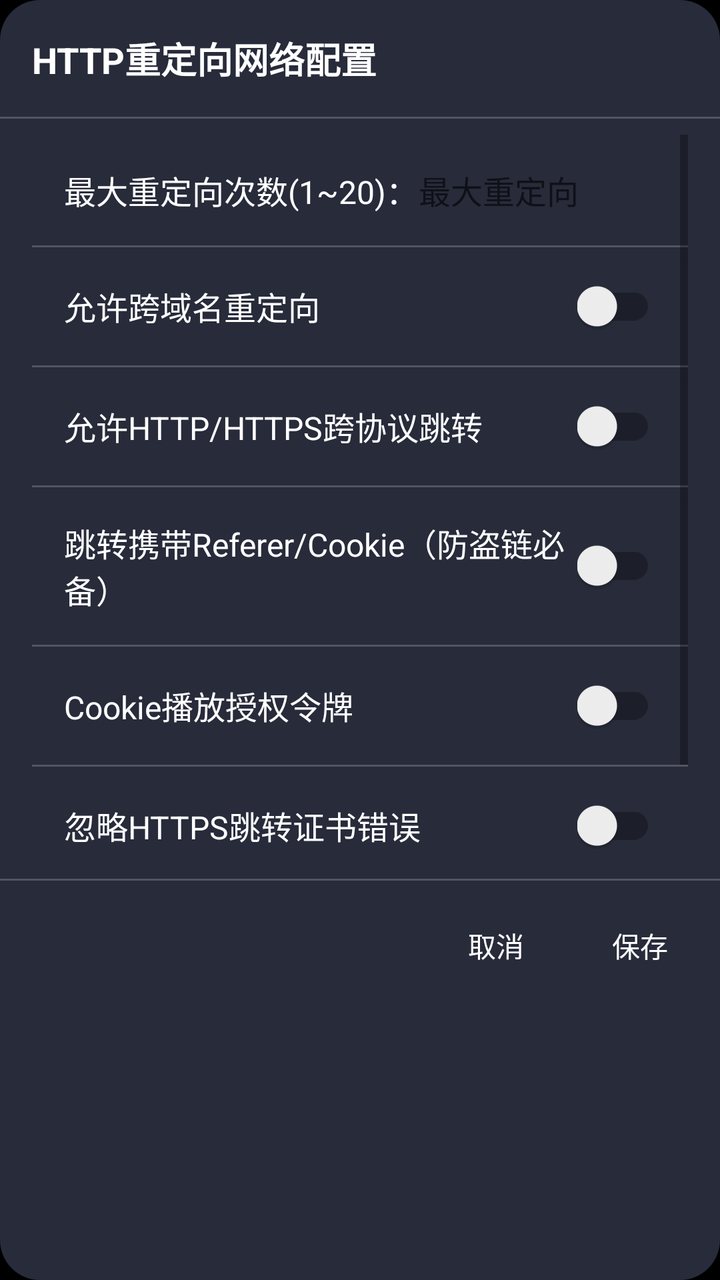
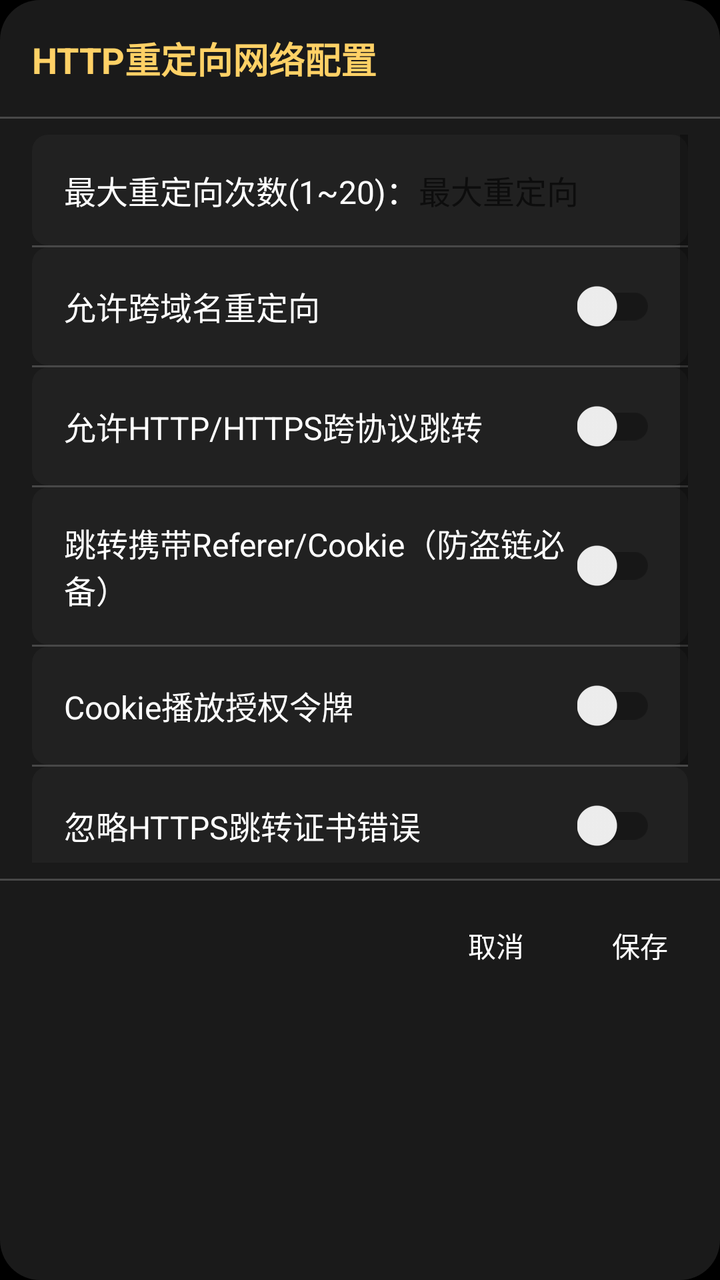

The first picture is an Android layout as it rendered before a commit; the second is the same layout after the commit. The layout source and the unified diff follow.
<!-- AndroidManifest.xml: application theme Theme.TVLive.NoTitle -->
<!-- res/layout/dialog_redirect_config.xml -->
<?xml version="1.0" encoding="utf-8"?>
<LinearLayout xmlns:android="http://schemas.android.com/apk/res/android"
    android:layout_width="match_parent"
    android:layout_height="wrap_content"
    android:orientation="vertical"
    android:background="@drawable/dialog_bg_corner"
    android:padding="0dp"
    android:maxWidth="700dp">

    
    <RelativeLayout
        android:layout_width="match_parent"
        android:layout_height="wrap_content"
        android:paddingStart="16dp"
        android:paddingEnd="16dp"
        android:paddingTop="16dp"
        android:paddingBottom="16dp">

        <TextView
            android:id="@+id/tv_dialog_title"
            android:layout_width="wrap_content"
            android:layout_height="wrap_content"
            android:text="@string/http_redirect_config"
            android:textColor="#FFFFFF"
            android:textSize="18sp"
            android:textStyle="bold" />
    </RelativeLayout>

    
    <View
        android:layout_width="match_parent"
        android:layout_height="1dp"
        android:background="#33FFFFFF" />

    
    <ScrollView
        android:id="@+id/sv_redirect_content"
        android:layout_width="match_parent"
        android:layout_height="380dp"
        android:scrollbars="vertical"
        android:paddingStart="16dp"
        android:paddingEnd="16dp"
        android:paddingTop="8dp"
        android:paddingBottom="8dp">

        <LinearLayout
            android:layout_width="match_parent"
            android:layout_height="wrap_content"
            android:orientation="vertical">

            
            <LinearLayout
                android:id="@+id/ll_max_count"
                android:layout_width="match_parent"
                android:layout_height="wrap_content"
                android:gravity="center_vertical"
                android:padding="16dp"
                android:focusable="true"
                android:clickable="true"
                android:background="@drawable/switch_item_bg"
                android:foreground="@null"
                android:nextFocusDown="@+id/ll_cross_domain">
                <TextView
                    android:layout_width="wrap_content"
                    android:layout_height="wrap_content"
                    android:text="@string/max_redirect_count"
                    android:textColor="#FFFFFF"
                    android:textSize="16sp" />
                <EditText
                    android:id="@+id/et_redirect_max"
                    android:layout_width="80dp"
                    android:layout_height="wrap_content"
                    android:layout_marginEnd="8dp"
                    android:gravity="center"
                    android:inputType="number"
                    android:textColor="#FFFFFF"
                    android:textSize="16sp"
                    android:focusable="true"
                    android:background="@null"
                    android:autofillHints=""
                    android:hint="@string/max_redirect_count" />
            </LinearLayout>
            <View
                android:layout_width="match_parent"
                android:layout_height="1dp"
                android:background="#33FFFFFF" />

            
            <LinearLayout
                android:id="@+id/ll_cross_domain"
                android:layout_width="match_parent"
                android:layout_height="wrap_content"
                android:gravity="center_vertical"
                android:padding="16dp"
                android:focusable="true"
                android:clickable="true"
                android:background="@drawable/switch_item_bg"
                android:foreground="@null">
                <TextView
                    android:id="@+id/tv_cross_domain"
                    android:layout_width="0dp"
                    android:layout_weight="1"
                    android:layout_height="wrap_content"
                    android:text="@string/allow_cross_domain"
                    android:textColor="#FFFFFF"
                    android:textSize="16sp" />
                <androidx.appcompat.widget.SwitchCompat
                    android:id="@+id/sw_cross_domain"
                    android:layout_width="wrap_content"
                    android:layout_height="wrap_content"
                    android:focusable="false"
                    android:focusableInTouchMode="false" />
            </LinearLayout>
            <View
                android:layout_width="match_parent"
                android:layout_height="1dp"
                android:background="#33FFFFFF" />

            
            <LinearLayout
                android:id="@+id/ll_cross_proto"
                android:layout_width="match_parent"
                android:layout_height="wrap_content"
                android:gravity="center_vertical"
                android:padding="16dp"
                android:focusable="true"
                android:clickable="true"
                android:background="@drawable/switch_item_bg"
                android:foreground="@null">
                <TextView
                    android:id="@+id/tv_cross_proto"
                    android:layout_width="0dp"
                    android:layout_weight="1"
                    android:layout_height="wrap_content"
                    android:text="@string/allow_cross_protocol"
                    android:textColor="#FFFFFF"
                    android:textSize="16sp" />
                <androidx.appcompat.widget.SwitchCompat
                    android:id="@+id/sw_cross_proto"
                    android:layout_width="wrap_content"
                    android:layout_height="wrap_content"
                    android:focusable="false"
                    android:focusableInTouchMode="false" />
            </LinearLayout>
            <View
                android:layout_width="match_parent"
                android:layout_height="1dp"
                android:background="#33FFFFFF" />

            
            <LinearLayout
                android:id="@+id/ll_follow_header"
                android:layout_width="match_parent"
                android:layout_height="wrap_content"
                android:gravity="center_vertical"
                android:padding="16dp"
                android:focusable="true"
                android:clickable="true"
                android:background="@drawable/switch_item_bg"
                android:foreground="@null">
                <TextView
                    android:id="@+id/tv_follow_header"
                    android:layout_width="0dp"
                    android:layout_weight="1"
                    android:layout_height="wrap_content"
                    android:text="@string/follow_headers"
                    android:textColor="#FFFFFF"
                    android:textSize="16sp" />
                <androidx.appcompat.widget.SwitchCompat
                    android:id="@+id/sw_follow_header"
                    android:layout_width="wrap_content"
                    android:layout_height="wrap_content"
                    android:focusable="false"
                    android:focusableInTouchMode="false" />
            </LinearLayout>
            <View
                android:layout_width="match_parent"
                android:layout_height="1dp"
                android:background="#33FFFFFF" />

            
            <LinearLayout
                android:id="@+id/ll_send_cookie"
                android:layout_width="match_parent"
                android:layout_height="wrap_content"
                android:gravity="center_vertical"
                android:padding="16dp"
                android:focusable="true"
                android:clickable="true"
                android:background="@drawable/switch_item_bg"
                android:foreground="@null">
                <TextView
                    android:id="@+id/tv_send_cookie"
                    android:layout_width="0dp"
                    android:layout_weight="1"
                    android:layout_height="wrap_content"
                    android:text="@string/cookie_auth_token"
                    android:textColor="#FFFFFF"
                    android:textSize="16sp" />
                <androidx.appcompat.widget.SwitchCompat
                    android:id="@+id/sw_send_cookie"
                    android:layout_width="wrap_content"
                    android:layout_height="wrap_content"
                    android:focusable="false"
                    android:focusableInTouchMode="false" />
            </LinearLayout>
            <View
                android:layout_width="match_parent"
                android:layout_height="1dp"
                android:background="#33FFFFFF" />

            
            <LinearLayout
                android:id="@+id/ll_ignore_ssl"
                android:layout_width="match_parent"
                android:layout_height="wrap_content"
                android:gravity="center_vertical"
                android:padding="16dp"
                android:focusable="true"
                android:clickable="true"
                android:background="@drawable/switch_item_bg"
                android:foreground="@null">
                <TextView
                    android:id="@+id/tv_ignore_ssl"
                    android:layout_width="0dp"
                    android:layout_weight="1"
                    android:layout_height="wrap_content"
                    android:text="@string/ignore_ssl_errors"
                    android:textColor="#FFFFFF"
                    android:textSize="16sp" />
                <androidx.appcompat.widget.SwitchCompat
                    android:id="@+id/sw_ignore_ssl"
                    android:layout_width="wrap_content"
                    android:layout_height="wrap_content"
                    android:focusable="false"
                    android:focusableInTouchMode="false" />
            </LinearLayout>
            <View
                android:layout_width="match_parent"
                android:layout_height="1dp"
                android:background="#33FFFFFF" />

            
            <LinearLayout
                android:id="@+id/ll_user_agent"
                android:layout_width="match_parent"
                android:layout_height="wrap_content"
                android:gravity="center_vertical"
                android:padding="16dp"
                android:focusable="true"
                android:clickable="true"
                android:background="@drawable/switch_item_bg"
                android:foreground="@null"
                android:nextFocusDown="@+id/btn_redirect_cancel">
                <TextView
                    android:id="@+id/tv_user_agent_label"
                    android:layout_width="0dp"
                    android:layout_weight="1"
                    android:layout_height="wrap_content"
                    android:text="@string/ua_switch"
                    android:textColor="#FFFFFF"
                    android:textSize="16sp" />
                <TextView
                    android:id="@+id/tv_user_agent_status"
                    android:layout_width="wrap_content"
                    android:layout_height="wrap_content"
                    android:text="@string/exoplayer_default"
                    android:textColor="#FFFFFF"
                    android:textSize="16sp" />
            </LinearLayout>
        </LinearLayout>
    </ScrollView>

    
    <View
        android:layout_width="match_parent"
        android:layout_height="1dp"
        android:background="#33FFFFFF" />

    
    <LinearLayout
        android:layout_width="match_parent"
        android:layout_height="wrap_content"
        android:orientation="horizontal"
        android:gravity="end|center_vertical"
        android:paddingStart="16dp"
        android:paddingTop="12dp"
        android:paddingEnd="8dp"
        android:paddingBottom="12dp">

        <Button
            android:id="@+id/btn_redirect_cancel"
            style="?android:attr/buttonBarButtonStyle"
            android:layout_width="wrap_content"
            android:layout_height="40dp"
            android:text="@string/cancel"
            android:textColor="#FFFFFF"
            android:backgroundTint="#55576A"
            android:paddingStart="12dp"
            android:paddingEnd="12dp"
            android:layout_marginEnd="8dp"
            android:focusable="true"
            android:nextFocusUp="@+id/ll_user_agent"
            android:nextFocusRight="@+id/btn_redirect_save"/>

        <Button
            android:id="@+id/btn_redirect_save"
            style="?android:attr/buttonBarButtonStyle"
            android:layout_width="wrap_content"
            android:layout_height="40dp"
            android:text="@string/save"
            android:textColor="#FFFFFF"
            android:backgroundTint="#55576A"
            android:paddingStart="12dp"
            android:paddingEnd="12dp"
            android:focusable="true"
            android:nextFocusLeft="@+id/btn_redirect_cancel"
            android:nextFocusUp="@+id/ll_user_agent"/>
    </LinearLayout>

</LinearLayout>
<!-- resources referenced by this layout -->
<resources>
  <!-- drawable dialog_bg_corner (drawable) -->
  <?xml version="1.0" encoding="utf-8"?>
  <shape xmlns:android="http://schemas.android.com/apk/res/android"
      android:shape="rectangle">
      <solid android:color="#272B3A" />
      <corners android:radius="20dp" />
  </shape>
  <!-- drawable switch_item_bg (drawable) -->
  <?xml version="1.0" encoding="utf-8"?>
  <selector xmlns:android="http://schemas.android.com/apk/res/android">
      <item android:state_focused="true">
          <shape android:shape="rectangle">
              <solid android:color="#3340A9FF" />
              <corners android:radius="8dp" />
          </shape>
      </item>
      <item>
          <shape android:shape="rectangle">
              <solid android:color="#272B3A" />
              <corners android:radius="8dp" />
          </shape>
      </item>
  </selector>
  <string name="allow_cross_domain">允许跨域名重定向</string>
  <string name="allow_cross_protocol">允许HTTP/HTTPS跨协议跳转</string>
  <string name="cancel">取消</string>
  <string name="cookie_auth_token">Cookie播放授权令牌</string>
  <string name="exoplayer_default">ExoPlayer默认</string>
  <string name="follow_headers">跳转携带Referer/Cookie（防盗链必备）</string>
  <string name="http_redirect_config">HTTP重定向网络配置</string>
  <string name="ignore_ssl_errors">忽略HTTPS跳转证书错误</string>
  <string name="max_redirect_count">最大重定向次数(1~20)：</string>
  <string name="save">保存</string>
  <string name="ua_switch">UA切换</string>
  <style name="Theme.TVLive.NoTitle" parent="Theme.TVLive">
          <item name="windowActionBar">false</item>
          <item name="windowNoTitle">true</item>
          <item name="android:windowFullscreen">true</item>
          <item name="android:windowContentOverlay">@null</item>
          <item name="android:fitsSystemWindows">false</item>
          
          <item name="android:windowBackground">@drawable/splash_window_bg</item>
      </style>
  <style name="Theme.TVLive" parent="Theme.AppCompat.Light.NoActionBar" />
  <!-- drawable splash_window_bg (drawable) -->
  <?xml version="1.0" encoding="utf-8"?>
  <layer-list xmlns:android="http://schemas.android.com/apk/res/android">
      <item>
          <color android:color="#070A0F" />
      </item>
      <item android:gravity="center">
          <bitmap
              android:src="@drawable/splash_launch"
              android:gravity="center" />
      </item>
  </layer-list>
  <!-- drawable splash_launch: webp bitmap (drawable-nodpi, 19630 bytes) -->
</resources>

<!-- the commit's change to res/layout/dialog_redirect_config.xml (unified diff, before → after) -->
@@ -21,7 +21,7 @@
             android:layout_width="wrap_content"
             android:layout_height="wrap_content"
             android:text="@string/http_redirect_config"
-            android:textColor="#FFFFFF"
+            android:textColor="#FFFFD166"
             android:textSize="18sp"
             android:textStyle="bold" />
     </RelativeLayout>
@@ -295,7 +295,7 @@
             android:layout_height="40dp"
             android:text="@string/cancel"
             android:textColor="#FFFFFF"
-            android:backgroundTint="#55576A"
+            android:backgroundTint="#212121"
             android:paddingStart="12dp"
             android:paddingEnd="12dp"
             android:layout_marginEnd="8dp"
@@ -310,7 +310,7 @@
             android:layout_height="40dp"
             android:text="@string/save"
             android:textColor="#FFFFFF"
-            android:backgroundTint="#55576A"
+            android:backgroundTint="#212121"
             android:paddingStart="12dp"
             android:paddingEnd="12dp"
             android:focusable="true"
<!-- resource entries referenced after the edit -->
@@ -4,24 +4,14 @@
   <?xml version="1.0" encoding="utf-8"?>
   <shape xmlns:android="http://schemas.android.com/apk/res/android"
       android:shape="rectangle">
-      <solid android:color="#272B3A" />
+      <solid android:color="#1A1A1A" />
       <corners android:radius="20dp" />
   </shape>
   <!-- drawable switch_item_bg (drawable) -->
   <?xml version="1.0" encoding="utf-8"?>
   <selector xmlns:android="http://schemas.android.com/apk/res/android">
-      <item android:state_focused="true">
-          <shape android:shape="rectangle">
-              <solid android:color="#3340A9FF" />
-              <corners android:radius="8dp" />
-          </shape>
-      </item>
-      <item>
-          <shape android:shape="rectangle">
-              <solid android:color="#272B3A" />
-              <corners android:radius="8dp" />
-          </shape>
-      </item>
+      <item android:state_focused="true" android:drawable="@drawable/list_item_focused" />
+      <item android:drawable="@drawable/list_item_default" />
   </selector>
   <string name="allow_cross_domain">允许跨域名重定向</string>
   <string name="allow_cross_protocol">允许HTTP/HTTPS跨协议跳转</string>
@@ -43,6 +33,23 @@
           
           <item name="android:windowBackground">@drawable/splash_window_bg</item>
       </style>
+  <!-- drawable list_item_focused (drawable) -->
+  <?xml version="1.0" encoding="utf-8"?>
+  <shape xmlns:android="http://schemas.android.com/apk/res/android"
+      android:shape="rectangle">
+      <solid android:color="#FF3C3525" />
+      <stroke
+          android:width="2dp"
+          android:color="#FFFFFFFF" />
+      <corners android:radius="8dp" />
+  </shape>
+  <!-- drawable list_item_default (drawable) -->
+  <?xml version="1.0" encoding="utf-8"?>
+  <shape xmlns:android="http://schemas.android.com/apk/res/android"
+      android:shape="rectangle">
+      <solid android:color="#FF212121" />
+      <corners android:radius="8dp" />
+  </shape>
   <style name="Theme.TVLive" parent="Theme.AppCompat.Light.NoActionBar" />
   <!-- drawable splash_window_bg (drawable) -->
   <?xml version="1.0" encoding="utf-8"?>
